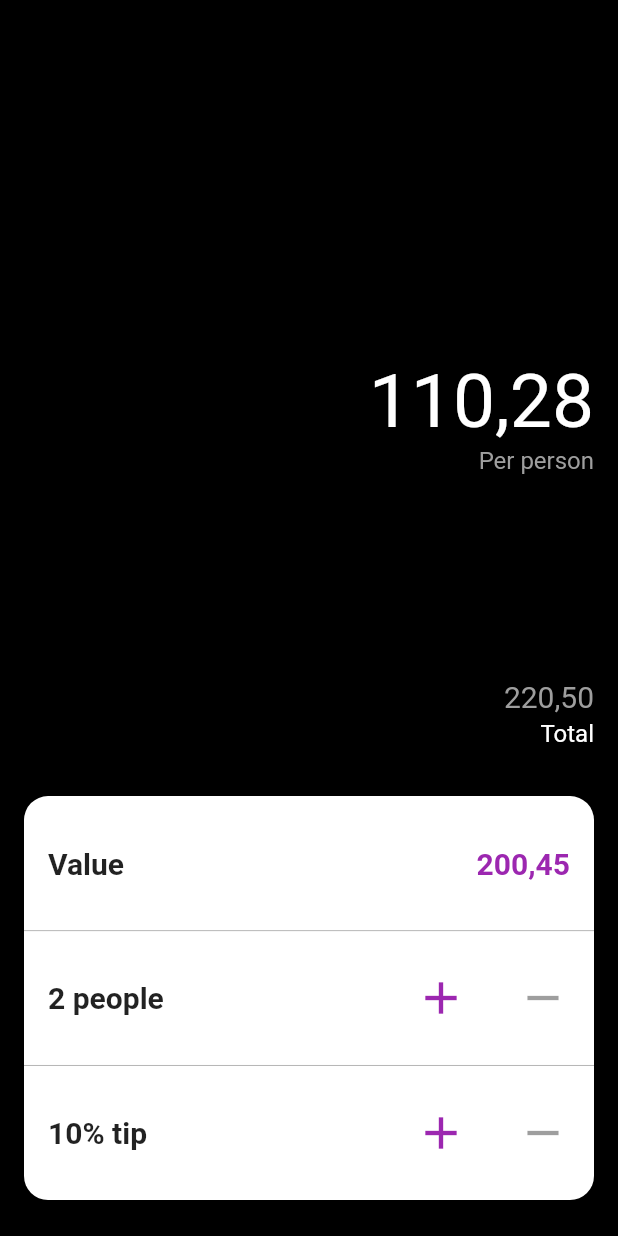
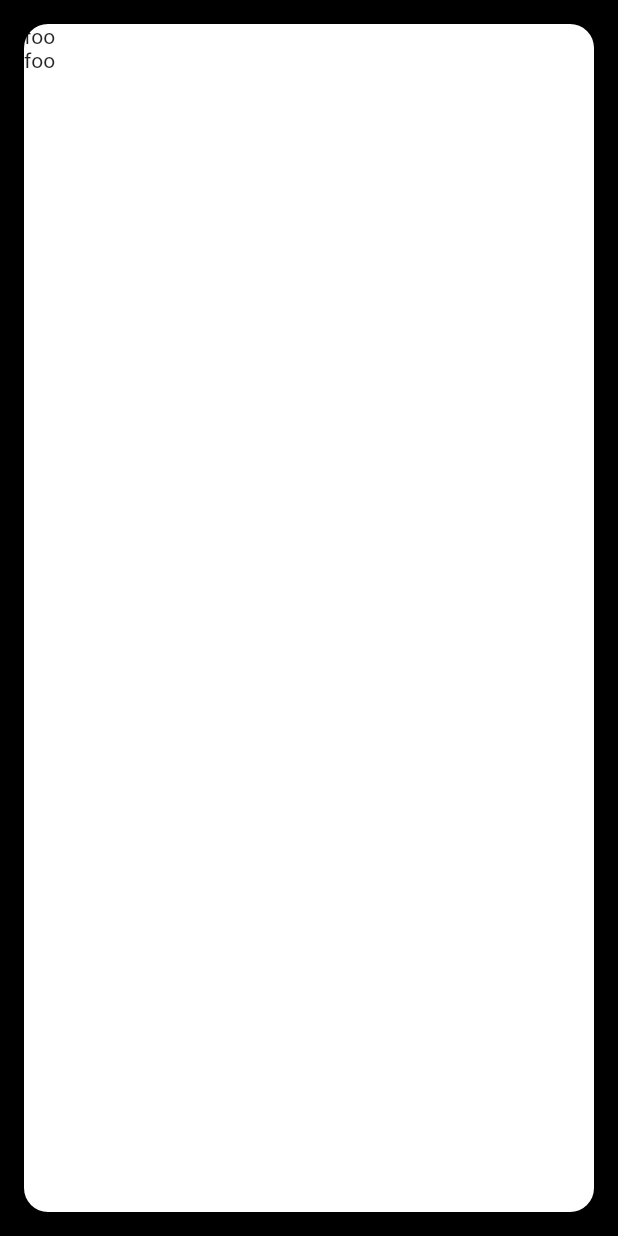
Before and after one commit to davidcrotty/flutter, a Flutter app: the screen it shows after launch, on a phone screen of 412 x 824 dp. Run offline on Flutter 3.47's test engine with Material 2 defaults, Android fonts, the phone set to English and light mode, and no system bars.

Commit message:
column setup

```diff
--- /dev/null
+++ b/splitcalculator/split_calculator/lib/CalculatorForm.dart
@@ -0,0 +1,30 @@
+import 'package:flutter/material.dart';
+
+class CalculatorForm extends StatelessWidget {
+  @override
+  Widget build(BuildContext context) {
+    return Container(
+      child: Padding(
+        padding: const EdgeInsets.all(16.0),
+        child: Container(
+          decoration: BoxDecoration(
+              color: Colors.white, borderRadius: BorderRadius.circular(16)),
+          child: Row(
+            children: <Widget>[
+              Column(
+                children: <Widget>[
+                  Container(
+                    child: Text("foo"),
+                  ),
+                  Container(
+                    child: Text("foo"),
+                  )
+                ],
+              ),
+            ],
+          ),
+        ),
+      ),
+    );
+  }
+}
--- a/splitcalculator/split_calculator/lib/main.dart
+++ b/splitcalculator/split_calculator/lib/main.dart
@@ -1,6 +1,8 @@
 import 'package:flutter/material.dart';
 import 'package:flutter/rendering.dart';
 import 'package:flutter/services.dart';
+
+import 'CalculatorForm.dart';
 
 // inspiration: https://dribbble.com/shots/6792553-Split-Calculator/attachments/1450047
 void main() {
@@ -19,12 +21,7 @@ class MyApp extends StatelessWidget {
       debugShowCheckedModeBanner: false,
       home: Scaffold(
           body: SafeArea(
-        child: Container(
-            color: Colors.black,
-            child: Padding(
-              padding: const EdgeInsets.all(16.0),
-              child: CalculatorArea(),
-            )),
+        child: Container(color: Colors.black, child: CalculatorForm()),
       )),
     );
   }
@@ -37,7 +34,9 @@ class CalculatorArea extends StatelessWidget {
 
   @override
   Widget build(BuildContext context) {
-    return LayoutBuilder(
+    return Padding(
+      padding: const EdgeInsets.all(16.0),
+      child: LayoutBuilder(
           builder: (BuildContext context, BoxConstraints constraints) {
         return Stack(
           children: <Widget>[
@@ -58,8 +57,8 @@ class CalculatorArea extends StatelessWidget {
                           children: <Widget>[
                             Text(
                               "110,28",
-                            style:
-                                TextStyle(color: Colors.white, fontSize: 50.0),
+                              style: TextStyle(
+                                  color: Colors.white, fontSize: 50.0),
                             ),
                             Text(
                               "Per person",
@@ -109,8 +108,8 @@ class CalculatorArea extends StatelessWidget {
               width: constraints.maxWidth,
               height: constraints.maxHeight * 0.34,
               child: Container(
-              child: LayoutBuilder(
-                  builder: (BuildContext context, BoxConstraints constraints) {
+                child: LayoutBuilder(builder:
+                    (BuildContext context, BoxConstraints constraints) {
                   const dividerHeight = 0.5;
                   return Column(
                     mainAxisAlignment: MainAxisAlignment.center,
@@ -118,18 +117,21 @@ class CalculatorArea extends StatelessWidget {
                       Material(
                         child: InkWell(
                           customBorder: RoundedRectangleBorder(
-                          borderRadius: BorderRadius.only(topLeft: Radius.circular(16), topRight: Radius.circular(16))
-                        ),
+                              borderRadius: BorderRadius.only(
+                                  topLeft: Radius.circular(16),
+                                  topRight: Radius.circular(16))),
                           onTap: () {
                             print("do stuff");
                           },
                           child: Padding(
-                          padding: const EdgeInsets.only(left: 16.0, right: 16.0),
+                            padding:
+                                const EdgeInsets.only(left: 16.0, right: 16.0),
                             child: Row(
                               mainAxisAlignment: MainAxisAlignment.spaceBetween,
                               children: <Widget>[
                                 Container(
-                                height: (constraints.maxHeight / 3) - dividerHeight,
+                                  height: (constraints.maxHeight / 3) -
+                                      dividerHeight,
                                   child: Center(
                                       child: Text("Value",
                                           style: TextStyle(
@@ -137,7 +139,8 @@ class CalculatorArea extends StatelessWidget {
                                               fontWeight: FontWeight.bold))),
                                 ),
                                 Container(
-                                height: (constraints.maxHeight / 3) - dividerHeight,
+                                  height: (constraints.maxHeight / 3) -
+                                      dividerHeight,
                                   child: Center(
                                       child: Text(
                                     "200,45",
@@ -151,7 +154,8 @@ class CalculatorArea extends StatelessWidget {
                             ),
                           ),
                         ),
-                    color: Colors.transparent,),
+                        color: Colors.transparent,
+                      ),
                       Container(color: Colors.grey, height: dividerHeight),
                       Padding(
                         padding: const EdgeInsets.only(left: 16.0),
@@ -159,17 +163,20 @@ class CalculatorArea extends StatelessWidget {
                           mainAxisAlignment: MainAxisAlignment.spaceBetween,
                           children: <Widget>[
                             Container(
-                            height: (constraints.maxHeight / 3) - dividerHeight,
+                              height:
+                                  (constraints.maxHeight / 3) - dividerHeight,
                               child: Center(
                                 child: Text(
                                   "2 people",
                                   style: TextStyle(
-                                    fontSize: 20, fontWeight: FontWeight.bold),
+                                      fontSize: 20,
+                                      fontWeight: FontWeight.bold),
                                 ),
                               ),
                             ),
                             Container(
-                            height: (constraints.maxHeight / 3) - dividerHeight,
+                              height:
+                                  (constraints.maxHeight / 3) - dividerHeight,
                               child: Center(
                                 child: Row(
                                   mainAxisAlignment: MainAxisAlignment.center,
@@ -179,7 +186,8 @@ class CalculatorArea extends StatelessWidget {
                                       child: ButtonTheme(
                                         minWidth: 0,
                                         child: FlatButton(
-                                        child: Icon(Icons.add, size: 36, color: Colors.purple),
+                                          child: Icon(Icons.add,
+                                              size: 36, color: Colors.purple),
                                           shape: CircleBorder(),
                                           onPressed: () {
                                             print("tapped");
@@ -214,17 +222,20 @@ class CalculatorArea extends StatelessWidget {
                           mainAxisAlignment: MainAxisAlignment.spaceBetween,
                           children: <Widget>[
                             Container(
-                            height: (constraints.maxHeight / 3) - dividerHeight,
+                              height:
+                                  (constraints.maxHeight / 3) - dividerHeight,
                               child: Center(
                                 child: Text(
                                   "10% tip",
                                   style: TextStyle(
-                                    fontSize: 20, fontWeight: FontWeight.bold),
+                                      fontSize: 20,
+                                      fontWeight: FontWeight.bold),
                                 ),
                               ),
                             ),
                             Container(
-                            height: (constraints.maxHeight / 3) - dividerHeight,
+                              height:
+                                  (constraints.maxHeight / 3) - dividerHeight,
                               child: Center(
                                 child: Row(
                                   mainAxisAlignment: MainAxisAlignment.center,
@@ -234,7 +245,8 @@ class CalculatorArea extends StatelessWidget {
                                       child: ButtonTheme(
                                         minWidth: 0,
                                         child: FlatButton(
-                                        child: Icon(Icons.add, size: 36, color: Colors.purple),
+                                          child: Icon(Icons.add,
+                                              size: 36, color: Colors.purple),
                                           shape: CircleBorder(),
                                           onPressed: () {
                                             print("tapped");
@@ -266,12 +278,14 @@ class CalculatorArea extends StatelessWidget {
                   );
                 }),
                 decoration: BoxDecoration(
-                  color: Colors.white, borderRadius: BorderRadius.circular(16)),
+                    color: Colors.white,
+                    borderRadius: BorderRadius.circular(16)),
               ),
             )
           ],
         );
-    });
+      }),
+    );
   }
 }
 
```
Lines whose indentation alone changed are shown as unchanged.
